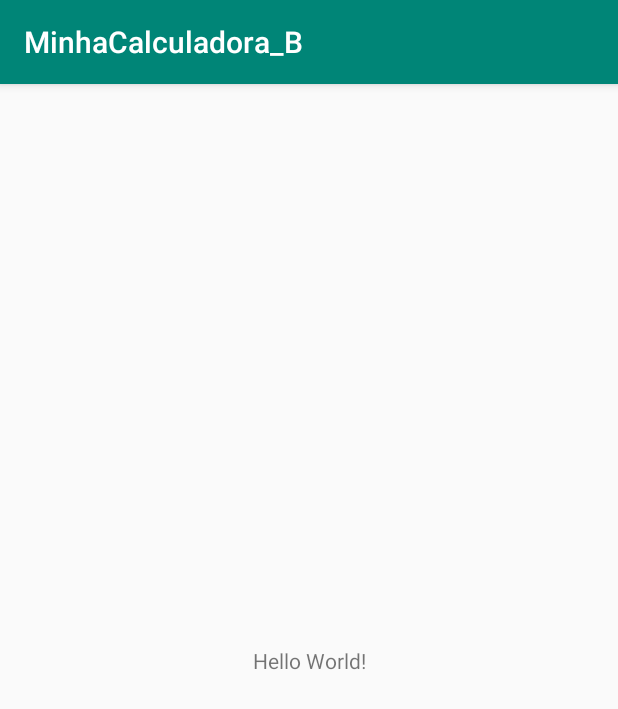
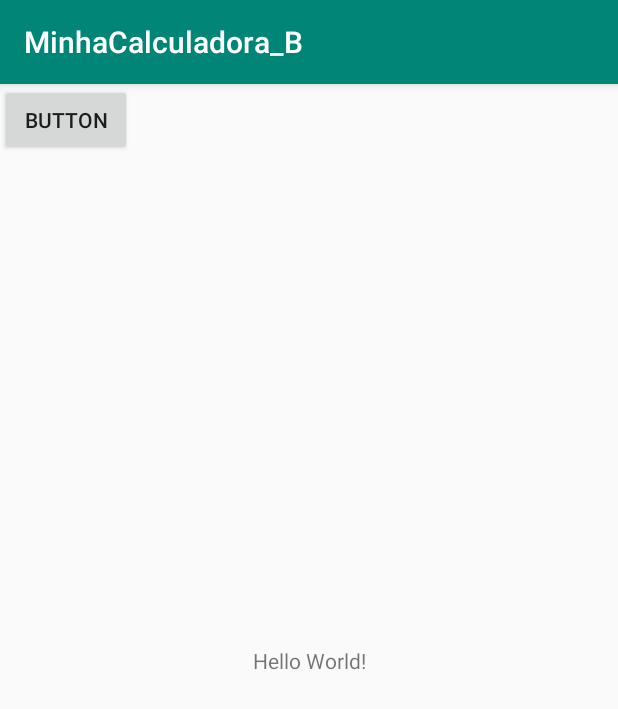
Before and after one commit to mikhailsb/2binfo_B, an Android app: the screen it shows after launch (MainActivity), on a phone screen of 412 x 824 dp. Shown: the top 709 px of the screen. Run offline under Robolectric (Android 15) with nearby library versions, the phone set to English and light mode, and no system bars.

Commit message:
Início do Projeto Nova atualização

```diff
--- a/MinhaCalculadora_B/app/src/main/res/layout/activity_main.xml
+++ b/MinhaCalculadora_B/app/src/main/res/layout/activity_main.xml
@@ -15,4 +15,12 @@
         app:layout_constraintRight_toRightOf="parent"
         app:layout_constraintTop_toTopOf="parent" />
 
+    <Button
+        android:id="@+id/button"
+        android:layout_width="wrap_content"
+        android:layout_height="wrap_content"
+        android:text="Button"
+        tools:layout_editor_absoluteX="168dp"
+        tools:layout_editor_absoluteY="275dp" />
+
 </androidx.constraintlayout.widget.ConstraintLayout>
```
